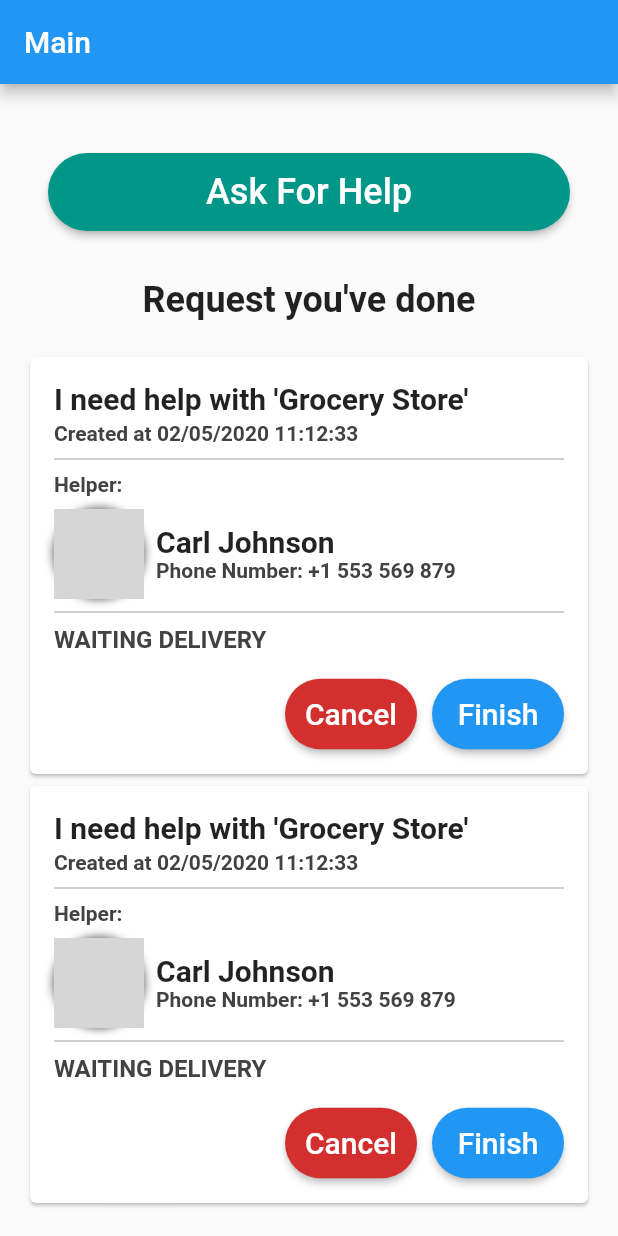
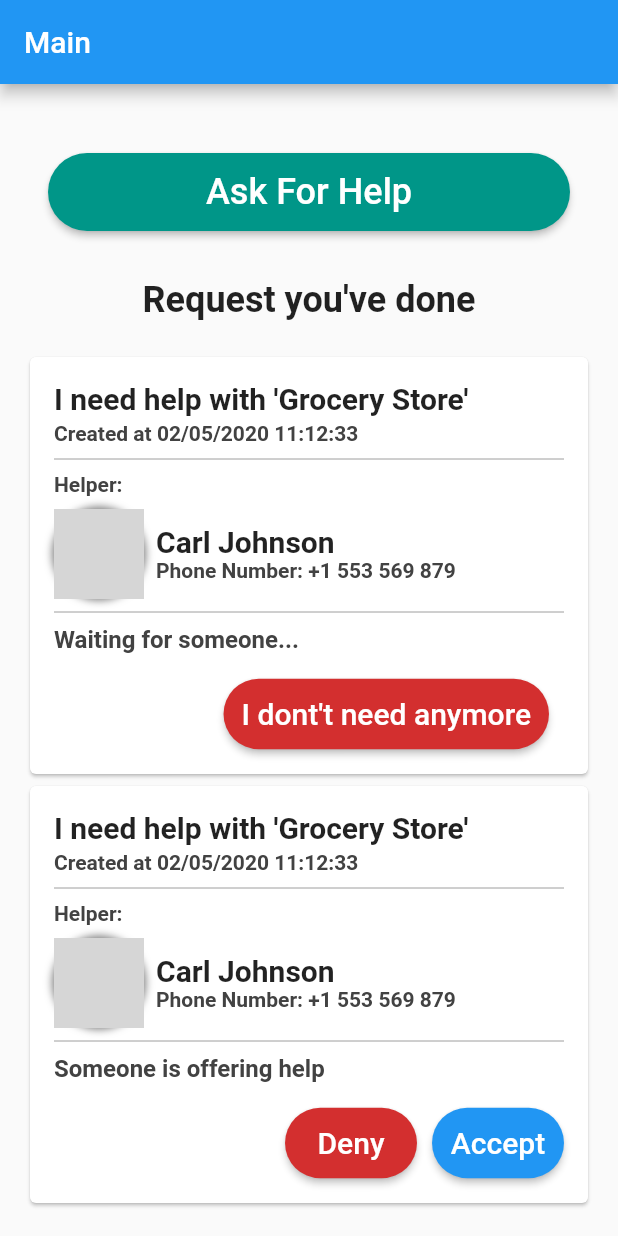
Before and after one commit to carlosarantes/iaidyou, a Flutter app: the MainElderly screen opened directly with empty values, on a phone screen of 412 x 824 dp. Run offline on Flutter 3.47's test engine with Material 2 defaults, Android fonts, the phone set to English and light mode, and no system bars; our stand-ins replace chewie, video_player; missing offline and left inert: geolocation, http_interceptor; network calls fail; grey boxes are pictures that could not be loaded.

Commit message:
elderly cards statuses

```diff
--- a/lib/components/elderly_request_card.dart
+++ b/lib/components/elderly_request_card.dart
@@ -4,6 +4,129 @@ import 'package:iaidyou/screens/helper_profile.dart';
 import 'package:iaidyou/styles/font_sizes_elderly.dart';
 
 class ElderlyRequestCard extends StatelessWidget {
+
+  String status;
+
+  ElderlyRequestCard({ @required this.status });
+
+  bool showMainButton(){
+    switch (status) {
+      case "PENDING":
+        return false;
+      break;
+      case "HELP_OFFERED":
+        return true;
+      break;
+      case "IN_PROGRESS":
+        return true;
+      break;
+      case "CANCELED":
+        return false;
+      break;
+      case "FINISHED":
+        return false;
+      break;
+      default:
+        return false;
+      break;
+    }
+  }
+
+  bool showSecondaryButton() {
+    switch (status) {
+      case "PENDING":
+        return true;
+      break;
+      case "HELP_OFFERED":
+        return true;
+      break;
+      case "IN_PROGRESS":
+        return false;
+      break;
+      case "CANCELED":
+        return true;
+      break;
+      case "FINISHED":
+        return true;
+      break;
+      default:
+        return false;
+      break;
+    }
+  }
+
+  String statusLabel(){
+    switch (status) {
+      case "PENDING":
+        return "Waiting for someone...";
+      break;
+      case "HELP_OFFERED":
+        return "Someone is offering help";
+      break;
+      case "IN_PROGRESS":
+        return "In Progress, please wait...";
+      break;
+      case "CANCELED":
+        return "Help Request Canceled";
+      break;
+      case "FINISHED":
+        return "The help has been finished";
+      break;
+      default:
+        return "";
+      break;
+    }
+  }
+
+
+  String seccondaryActionText(){
+    switch (status) {
+      case "PENDING":
+        return "I dont't need anymore";
+      break;
+      case "HELP_OFFERED":
+        return "Deny";
+      break;
+      case "IN_PROGRESS":
+        return "";
+      break;
+      case "CANCELED":
+        return "Delete";
+      break;
+      case "FINISHED":
+        return "Delete";
+      break;
+      default:
+        return "";
+      break;
+    }
+  }
+
+
+  String mainActionText(){
+    switch (status) {
+      case "PENDING":
+        return "Finish";
+      break;
+      case "HELP_OFFERED":
+        return "Accept";
+      break;
+      case "IN_PROGRESS":
+        return "Finish";
+      break;
+      case "CANCELED":
+        return "";
+      break;
+      case "FINISHED":
+        return "Review";
+      break;
+      default:
+        return "";
+      break;
+    }
+  }
+
+
 
   void _reviewHelp(BuildContext context){
     AlertDialog reviewDialog = AlertDialog(
@@ -95,21 +218,12 @@ class ElderlyRequestCard extends StatelessWidget {
 
 
 
-
-
-
-
-
-
-
-
-
                     SizedBox(height: 8,),
                     Divider(height: 2, color: Colors.grey, ),
                     SizedBox(height: 8,),
 
 
-                    Text("WAITING DELIVERY", style:
+                    Text(statusLabel(), style:
                             TextStyle( color: Colors.grey[800],
                             fontWeight: FontWeight.bold, fontSize: 16 ),
                             textAlign: TextAlign.center,
@@ -124,11 +238,14 @@ class ElderlyRequestCard extends StatelessWidget {
                       children: <Widget>[
 
 
-                        MaterialButton(
+
+                        Visibility(
+                          visible: showSecondaryButton(),
+                          child: MaterialButton(
                                     onPressed: () {
 
                                     },
-                          child: Text('Cancel', style: FontSizesElderly.text, ),
+                                    child: Text(seccondaryActionText(), style: FontSizesElderly.text, ),
                                     color: Colors.red[700],
 
                                     padding: EdgeInsets.all(12),
@@ -136,14 +253,17 @@ class ElderlyRequestCard extends StatelessWidget {
                                         borderRadius: BorderRadius.circular(32.0),
                                     ),
                                   ),
+                        ),
 
                         SizedBox(width: 10,),
 
-                        MaterialButton(
+                        Visibility(
+                            visible: showMainButton(),
+                            child: MaterialButton(
                                       onPressed: () {
                                         _reviewHelp(context);
                                       },
-                          child: Text('Finish', style: FontSizesElderly.text, ),
+                                      child: Text(mainActionText(), style: FontSizesElderly.text, ),
                                       color: Colors.blue[500],
 
                                       padding: EdgeInsets.all(12),
@@ -152,6 +272,7 @@ class ElderlyRequestCard extends StatelessWidget {
                                       ),
                                     ),
 
+                        ),
 
 
                       ],
--- a/lib/screens/main_elderly.dart
+++ b/lib/screens/main_elderly.dart
@@ -76,11 +76,16 @@ class _MainElderly extends State<MainElderly> {
                   child: ListView(
                     children: <Widget>[
 
-                      ElderlyRequestCard(),
-                      ElderlyRequestCard(),
-                      ElderlyRequestCard(),
-                      ElderlyRequestCard(),
-                      ElderlyRequestCard(),
+                      ElderlyRequestCard( status: "PENDING", ),
+                      ElderlyRequestCard( status: "HELP_OFFERED", ),
+                      ElderlyRequestCard(  status: "HELP_OFFERED", ),
+                      ElderlyRequestCard( status: "IN_PROGRESS", ),
+                      ElderlyRequestCard( status: "IN_PROGRESS", ),
+                      ElderlyRequestCard( status: "IN_PROGRESS", ),
+                      ElderlyRequestCard( status: "CANCELED", ),
+                      ElderlyRequestCard(  status: "CANCELED", ),
+                      ElderlyRequestCard( status: "FINISHED", ),
+                      ElderlyRequestCard( status: "FINISHED", ),
                     ],
                   ),
 
```
Lines whose indentation alone changed are shown as unchanged.
